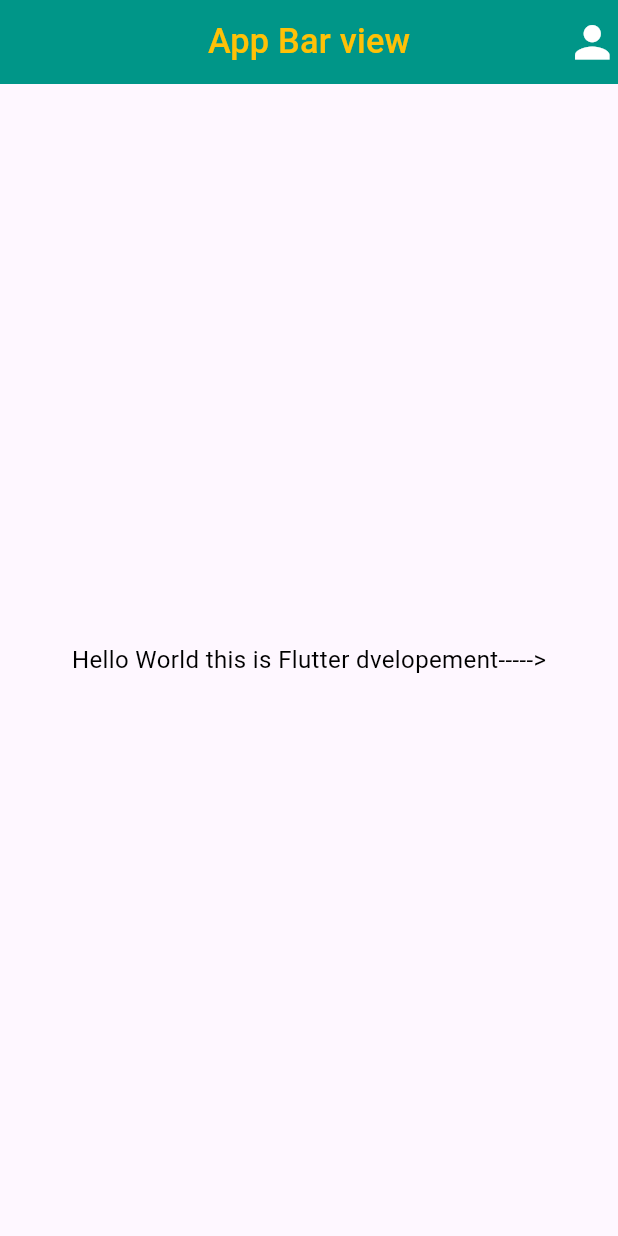
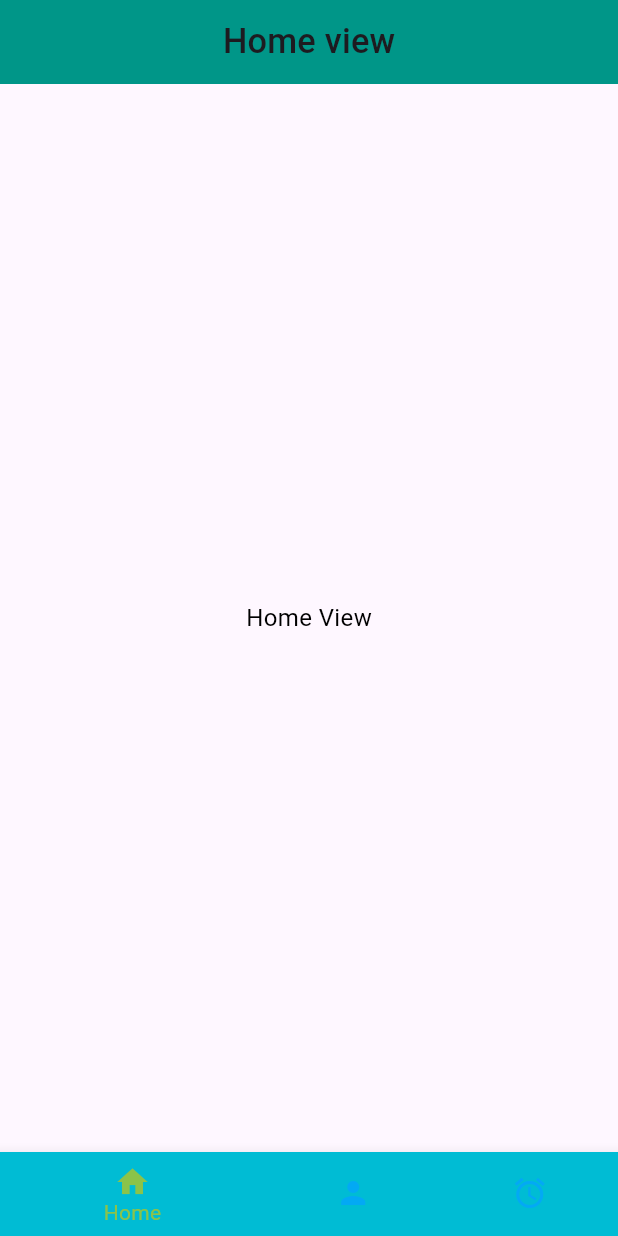
Before and after one commit to Gulshid/Chat-App, a Flutter app: the screen it shows after launch, on a phone screen of 412 x 824 dp. Run offline on Flutter 3.47's test engine with Material 3 defaults, Android fonts, the phone set to English and light mode, and no system bars; our stand-ins replace flutter_screenutil.

```diff
--- a/chat_app/lib/ViewModel/home_Provider.dart
+++ b/chat_app/lib/ViewModel/home_Provider.dart
@@ -1,5 +1,11 @@
 import 'package:flutter/material.dart';
 
-class HomeProvider with ChangeNotifier{
+class HomeProvider with ChangeNotifier {
+  int _index = 0;
+  int get index => _index;
 
+  void setindex(int newindex) {
+    _index = newindex;
+    notifyListeners();
+  }
 }
--- a/chat_app/lib/main.dart
+++ b/chat_app/lib/main.dart
@@ -28,7 +28,7 @@ class MyApp extends StatelessWidget {
             builder: (BuildContext context) {
               return MaterialApp(
                 debugShowCheckedModeBanner: false,
-                title: 'Crud Operation',
+                title: 'Flutter practise',
                 theme: ThemeData(
                   applyElevationOverlayColor: true,
                   brightness: Brightness.light,
--- /dev/null
+++ b/chat_app/lib/view_/home_vi.dart
@@ -0,0 +1,21 @@
+import 'package:flutter/material.dart';
+
+class HomeVi extends StatefulWidget {
+  const HomeVi({super.key});
+
+  @override
+  State<HomeVi> createState() => _HomeViState();
+}
+
+class _HomeViState extends State<HomeVi> {
+  @override
+  Widget build(BuildContext context) {
+    return Scaffold(
+      appBar: AppBar(
+        title: Text('Home view'),
+        centerTitle: true,
+      ),
+      body: Center(child: Text('Home View', style: TextStyle(color: Colors.black),),),
+    );
+  }
+}
--- a/chat_app/lib/view_/home_view.dart
+++ b/chat_app/lib/view_/home_view.dart
@@ -1,5 +1,9 @@
+import 'package:chat_app/ViewModel/home_Provider.dart';
+import 'package:chat_app/view_/alarm_view.dart';
+import 'package:chat_app/view_/home_vi.dart';
+import 'package:chat_app/view_/person_view.dart';
 import 'package:flutter/material.dart';
-import 'package:flutter_screenutil/flutter_screenutil.dart';
+import 'package:provider/provider.dart';
 
 class HomeView extends StatefulWidget {
   const HomeView({super.key});
@@ -9,22 +13,42 @@ class HomeView extends StatefulWidget {
 }
 
 class _HomeViewState extends State<HomeView> {
+  int index = 0;
+  List _page = [HomeVi(), PersonView(), AlarmView()];
   @override
   Widget build(BuildContext context) {
+    final home_pro = Provider.of<HomeProvider>(context);
     return Scaffold(
-      appBar: AppBar(
-        actions: [Icon(Icons.person, color: Colors.white, size: 30.sp,)],
-        centerTitle: true,
-        title: Text('App Bar view', style: TextStyle(color: Colors.amber)),
-      ),
+      bottomNavigationBar: BottomNavigationBar(
+        backgroundColor: Colors.teal,
+        selectedItemColor: Colors.lightGreen,
+        unselectedItemColor: Colors.lightBlue,
+        type: BottomNavigationBarType.shifting,
+        currentIndex: home_pro.index,
+        onTap: (int newindex) {
+          home_pro.setindex(newindex);
+        },
+        items: [
+          BottomNavigationBarItem(
+            icon: Icon(Icons.home),
+            label: 'Home',
+            backgroundColor: Colors.cyan,
+          ),
 
-      body: Column(
-        mainAxisAlignment: MainAxisAlignment.center,
-        crossAxisAlignment: CrossAxisAlignment.center,
-        children: [
-          Center(child: Text('Hello World this is Flutter dvelopement----->', style: TextStyle(color: Colors.black),))
+          BottomNavigationBarItem(
+            icon: Icon(Icons.person),
+            label: 'person',
+            backgroundColor: Colors.green,
+          ),
+
+          BottomNavigationBarItem(
+            backgroundColor: Colors.red,
+            icon: Icon(Icons.alarm),
+            label: 'alarm',
+          ),
         ],
       ),
+      body: _page[home_pro.index],
     );
   }
 }
```
Also changed, not shown: chat_app/lib/view_/alarm_view.dart (added, +21 -0 lines), chat_app/lib/view_/person_view.dart (added, +21 -0 lines).
